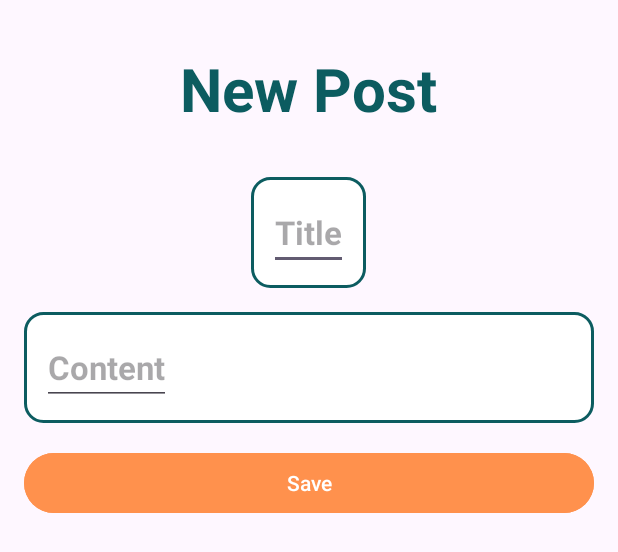
After one commit to Rom-Levi1/RoamNote, an Android app: the layout fragment_add_post.xml on its own in the app's theme, with its tools: preview values and no code run, on a phone screen of 412 x 824 dp. The commit adds this screen. Shown: the top 552 px of the screen. Run offline under Robolectric (Android 15) with nearby library versions, the phone set to English and light mode, and no system bars.

Commit message:
added adapter, post creation, and Firebase sync

```diff
--- a/app/src/main/java/dev/romle/roamnoteapp/model/User.kt
+++ b/app/src/main/java/dev/romle/roamnoteapp/model/User.kt
@@ -15,7 +15,7 @@ data class User(
         fun username(username: String) = apply { this.username = username }
         fun uid(uid: String) = apply { this.uid = uid }
         fun mail(mail: String) = apply { this.mail = mail }
-        fun addTrip(trip: Trip) = apply { (this.trips as MutableList).add(trip)}
+        fun trips(trips: MutableList<Trip>) = apply { this.trips = trips }
 
         fun build(): User = User(username,uid, mail, trips)
 
--- a/app/src/main/java/dev/romle/roamnoteapp/ui/TripsFragment.kt
+++ b/app/src/main/java/dev/romle/roamnoteapp/ui/TripsFragment.kt
@@ -1,7 +1,6 @@
 package dev.romle.roamnoteapp.ui
 
 import android.app.AlertDialog
-import android.content.Intent
 import android.net.Uri
 import android.os.Bundle
 import android.util.Log
@@ -15,7 +14,7 @@ import androidx.fragment.app.Fragment
 import androidx.navigation.fragment.findNavController
 import androidx.recyclerview.widget.LinearLayoutManager
 import dev.romle.roamnoteapp.R
-import dev.romle.roamnoteapp.TripAdapter
+import dev.romle.roamnoteapp.adaptors.TripAdapter
 import dev.romle.roamnoteapp.data.MediaManager
 import dev.romle.roamnoteapp.data.TripsRepository
 import dev.romle.roamnoteapp.databinding.FragmentTripsBinding
--- /dev/null
+++ b/app/src/main/res/layout/fragment_add_post.xml
@@ -0,0 +1,87 @@
+<?xml version="1.0" encoding="utf-8"?>
+<LinearLayout xmlns:android="http://schemas.android.com/apk/res/android"
+    xmlns:tools="http://schemas.android.com/tools"
+    android:layout_width="match_parent"
+    android:layout_height="match_parent"
+    tools:context=".ui.dialogfragments.AddPostFragment"
+    android:orientation="vertical">
+
+    <com.google.android.material.textview.MaterialTextView
+        android:id="@+id/add_post_LBL_title"
+        android:layout_width="wrap_content"
+        android:layout_height="wrap_content"
+        android:text="@string/add_post_title"
+        android:textStyle="bold"
+        android:textSize="@dimen/trips_title_size"
+        android:textColor="@color/Bagy_blue"
+        android:layout_gravity="center_horizontal"
+        android:layout_margin="@dimen/login_title_margin"
+        />
+
+    <LinearLayout
+        android:id="@+id/add_post_selector"
+        android:layout_width="wrap_content"
+        android:layout_height="wrap_content"
+        android:orientation="horizontal"
+        android:background="@drawable/edit_text_box"
+        android:padding="@dimen/log_padding"
+        android:layout_marginHorizontal="@dimen/logo_margin"
+        android:layout_gravity="center_horizontal">
+
+        <androidx.appcompat.widget.AppCompatEditText
+            android:id="@+id/add_post_TXT_title"
+            android:layout_width="wrap_content"
+            android:layout_height="wrap_content"
+            android:hint="@string/add_post_add_title"
+            android:textColor="@color/black"
+            android:textStyle="bold"
+            android:textSize="@dimen/log_button_size"
+            android:layout_gravity="center_vertical"
+            />
+
+    </LinearLayout>
+
+    <LinearLayout
+        android:id="@+id/add_post_selector1"
+        android:layout_width="match_parent"
+        android:layout_height="wrap_content"
+        android:orientation="horizontal"
+        android:background="@drawable/edit_text_box"
+        android:padding="@dimen/log_padding"
+        android:layout_marginTop="@dimen/logo_margin"
+        android:layout_marginHorizontal="@dimen/logo_margin"
+        android:layout_gravity="center_vertical">
+
+        <androidx.appcompat.widget.AppCompatEditText
+            android:id="@+id/add_post_TXT_content"
+            android:layout_width="wrap_content"
+            android:layout_height="wrap_content"
+            android:hint="@string/add_post_content"
+            android:textColor="@color/black"
+            android:textStyle="bold"
+            android:textSize="@dimen/log_button_size"
+            android:layout_gravity="center_vertical"
+            android:inputType="textMultiLine"
+            android:minLines="1"
+            android:gravity="top|start"
+            />
+
+    </LinearLayout>
+
+
+    <com.google.android.material.button.MaterialButton
+        android:id="@+id/add_post_BTN_save"
+        android:layout_width="match_parent"
+        android:layout_height="wrap_content"
+        android:layout_margin="@dimen/logo_margin"
+        android:backgroundTint="@color/Bagy_orange"
+        android:textColor="@color/white"
+        android:text="@string/trips_save"
+        android:layout_marginTop="@dimen/trips_add_trips_top_margin"
+        />
+
+
+
+
+
+</LinearLayout>
--- a/app/src/main/res/layout/item_forum_post.xml
+++ b/app/src/main/res/layout/item_forum_post.xml
@@ -5,7 +5,10 @@
     android:layout_height="wrap_content"
     android:background="@drawable/edit_text_box"
     android:padding="16dp"
-    android:layout_marginBottom="12dp">
+    android:layout_marginBottom="12dp"
+    android:clickable="true"
+    android:focusable="true"
+    android:foreground="?attr/selectableItemBackground">
 
 
         <com.google.android.material.textview.MaterialTextView
--- a/app/src/main/res/values/strings.xml
+++ b/app/src/main/res/values/strings.xml
@@ -70,4 +70,7 @@
     <string name="trip_overview_cost">1200$</string>
     <string name="map_search_bar">Look by name</string>
     <string name="login_txt_username">Username</string>
+    <string name="add_post_title">New Post</string>
+    <string name="add_post_add_title">Title</string>
+    <string name="add_post_content">Content</string>
 </resources>
```
Also changed, not shown: app/src/main/java/dev/romle/roamnoteapp/adaptors/ForumAdapter.kt (added, +64 -0 lines), app/src/main/java/dev/romle/roamnoteapp/adaptors/TripAdapter.kt (renamed from app/src/main/java/dev/romle/roamnoteapp/TripAdaptor.kt, +3 -5 lines), app/src/main/java/dev/romle/roamnoteapp/data/ForumRepository.kt (added, +62 -0 lines), app/src/main/java/dev/romle/roamnoteapp/data/UserRepository.kt (+25 -5 lines), app/src/main/java/dev/romle/roamnoteapp/model/ForumPost.kt (+30 -5 lines), app/src/main/java/dev/romle/roamnoteapp/model/SessionManager.kt (+5 -7 lines), app/src/main/java/dev/romle/roamnoteapp/ui/ForumFragment.kt (+95 -0 lines), app/src/main/java/dev/romle/roamnoteapp/ui/MenuActivity.kt (+17 -5 lines), app/src/main/java/dev/romle/roamnoteapp/ui/dialogfragments/AddPostFragment.kt (added, +75 -0 lines), app/src/main/res/menu/forum_post_menu.xml (added, +11 -0 lines).
